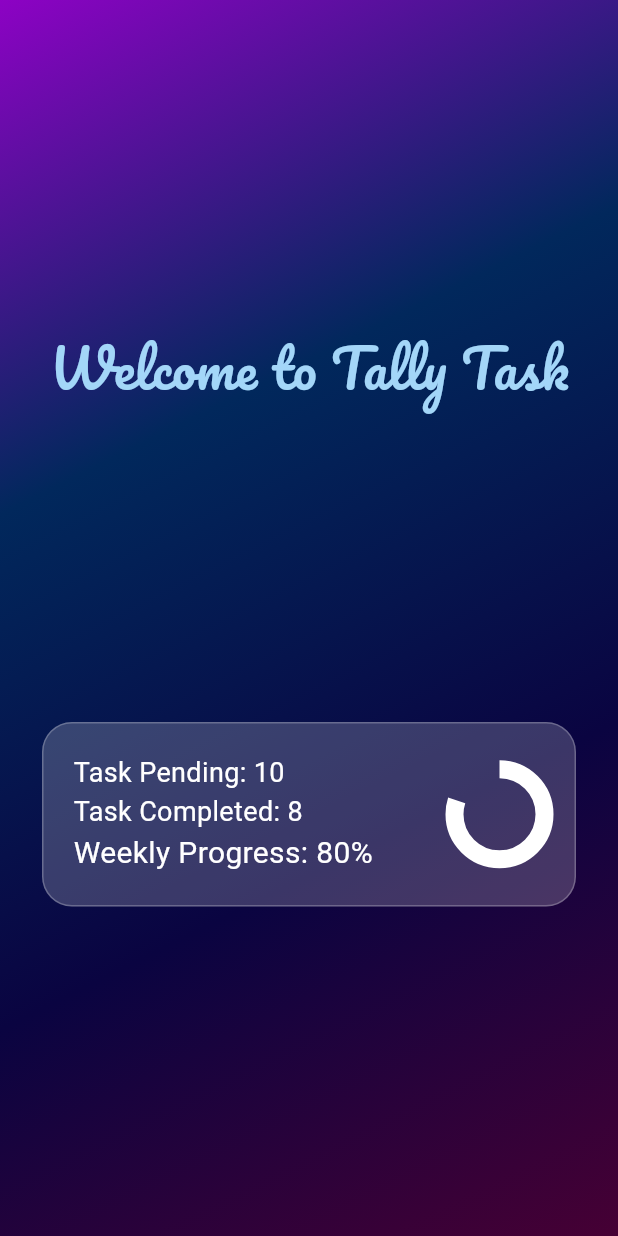
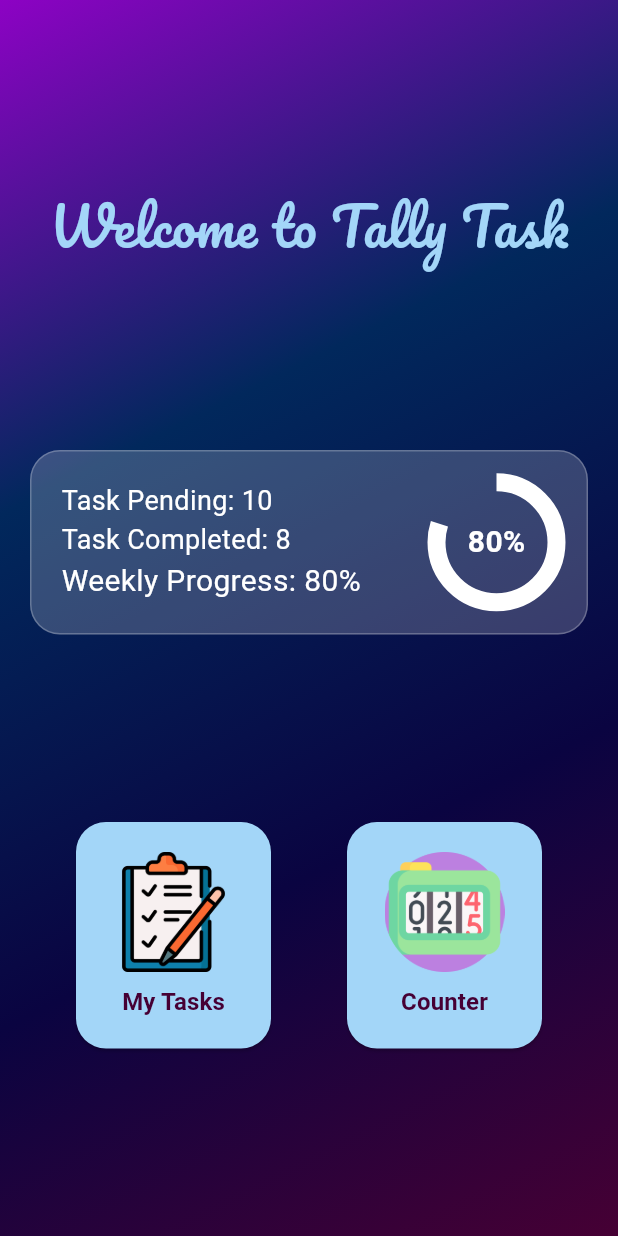
Before and after one commit to iammuhammadhassan/tally_task, a Flutter app: the Homepage screen opened directly, on a phone screen of 412 x 824 dp. Run offline on Flutter 3.47's test engine with Material 3 defaults, Android fonts, the phone set to English and light mode, and no system bars; Roboto replaces fonts that are missing (Noto2).

Commit message:
Edit more features on Home page

```diff
--- a/lib/main.dart
+++ b/lib/main.dart
@@ -12,7 +12,7 @@ class MyApp extends StatelessWidget {
   @override
   Widget build(BuildContext context) {
     return MaterialApp(
-      home: Homepage(),
+      home: LoginScreen(),
     );
   }
 }
--- a/lib/screens/homePage.dart
+++ b/lib/screens/homePage.dart
@@ -22,8 +22,7 @@ class Homepage extends StatelessWidget {
             end: Alignment.bottomRight,
           ),
         ),
-        child: Padding(
-          padding: const EdgeInsets.all(8.0),
+
         child: SafeArea(
           child: Column(
             mainAxisAlignment: MainAxisAlignment.spaceEvenly,
@@ -81,13 +80,107 @@ class Homepage extends StatelessWidget {
                             ),
                           ],
                         ),
+                        Stack(
+                          alignment:
+                              Alignment.center, // Keeps the text in the middle
+                          children: [
                             SizedBox(
-                            width: 60,
-                            height: 60,
+                              width:
+                                  80, // Increased slightly to give text more room
+                              height: 80,
                               child: CircularProgressIndicator(
                                 color: Colors.white,
                                 value: 0.80,
                                 strokeWidth: 12,
+                              ),
+                            ),
+                            Text(
+                              "80%",
+                              style: TextStyle(
+                                fontFamily: 'Noto2',
+                                color: Colors.white,
+                                fontWeight: FontWeight.bold,
+                                fontSize: 20,
+                              ),
+                            ),
+                          ],
+                        ),
+                      ],
+                    ),
+                  ],
+                ),
+              ),
+              Row(
+                mainAxisAlignment: MainAxisAlignment.spaceEvenly,
+                children: [
+                  ElevatedButton(
+                    onPressed: () {
+                      // Navigation logic here
+                    },
+                    style: ElevatedButton.styleFrom(
+                      backgroundColor: const Color.fromARGB(255, 163, 214, 248),
+                      padding: const EdgeInsets.symmetric(
+                        horizontal: 25,
+                        vertical: 20,
+                      ),
+                      shape: RoundedRectangleBorder(
+                        borderRadius: BorderRadius.circular(20),
+                      ),
+                    ),
+                    child: Column(
+                      mainAxisSize: MainAxisSize.min,
+                      children: [
+                        Image(
+                          image: AssetImage('assets/task.png'),
+                          width: 80,
+                          height: 80,
+                        ),
+                        const SizedBox(height: 8),
+                        Text(
+                          "My Tasks",
+                          style: TextStyle(
+                            fontFamily: 'Noto2',
+                            color: const Color.fromARGB(255, 70, 0, 52),
+                            fontSize: 16,
+                            fontWeight: FontWeight.bold,
+                          ),
+                        ),
+                      ],
+                    ),
+                  ),
+                  ElevatedButton(
+                    onPressed: () {
+                      // Navigation logic here
+                    },
+                    style: ElevatedButton.styleFrom(
+                      backgroundColor: const Color.fromARGB(255, 163, 214, 248),
+                      padding: const EdgeInsets.symmetric(
+                        horizontal: 25,
+                        vertical: 20,
+                      ),
+                      shape: RoundedRectangleBorder(
+                        borderRadius: BorderRadius.circular(20),
+                      ),
+                    ),
+                    child: Column(
+                      mainAxisSize: MainAxisSize.min,
+                      children: [
+                        Image(
+                          image: AssetImage('assets/counter.png'),
+                          width: 80,
+                          height: 80,
+                        ),
+                        const SizedBox(height: 8),
+                        Text(
+                          "Counter",
+                          style: TextStyle(
+                            fontFamily: 'Noto2',
+                            color: const Color.fromARGB(255, 70, 0, 52),
+                            fontSize: 16,
+                            fontWeight: FontWeight.bold,
+                          ),
+                        ),
+                      ],
                     ),
                   ),
                 ],
@@ -95,10 +188,6 @@ class Homepage extends StatelessWidget {
             ],
           ),
         ),
-              ],
-            ),
-          ),
-        ),
       ),
     );
   }
--- a/lib/screens/login_screen.dart
+++ b/lib/screens/login_screen.dart
@@ -1,6 +1,7 @@
 // ignore_for_file: avoid_print
 
 import 'package:flutter/material.dart';
+import 'package:tally_task/screens/homePage.dart';
 
 class LoginScreen extends StatefulWidget {
   const LoginScreen({super.key});
@@ -91,6 +92,7 @@ class _LoginScreenState extends State<LoginScreen> {
                     ),
                     SizedBox(height: 5),
                     TextFormField(
+                      style: TextStyle(color: Colors.white, fontFamily: "Noto2",fontSize: 18),
                       controller: _emailController,
                       decoration: InputDecoration(
                         prefixIcon: Icon(Icons.email),
@@ -123,9 +125,12 @@ class _LoginScreenState extends State<LoginScreen> {
                     ),
                     SizedBox(height: 5),
                     TextFormField(
+                      style: TextStyle(color: Colors.white, fontFamily: "Noto2",fontSize: 18),
+
                       obscureText: _obscureText,
                       controller: _passwordController,
                       decoration: InputDecoration(
+
                         suffixIcon: IconButton(
                           icon: Icon(
                             _obscureText
@@ -140,7 +145,7 @@ class _LoginScreenState extends State<LoginScreen> {
                         ),
                         prefixIcon: Icon(Icons.lock),
                         labelText: 'Enter your password',
-                        labelStyle: TextStyle(fontFamily: 'Noto2'),
+                        labelStyle: TextStyle(fontFamily: 'Noto2',),
                         border: OutlineInputBorder(),
                         enabledBorder: OutlineInputBorder(
                           borderSide: BorderSide(color: Colors.white),
@@ -178,8 +183,12 @@ class _LoginScreenState extends State<LoginScreen> {
                         ),
                         onPressed: () {
                           if (_formKey.currentState!.validate()) {
-                            print("Email: ${_emailController.text}");
-                            print("Password: ${_passwordController.text}");
+                            Navigator.push(
+                              context,
+                              MaterialPageRoute(
+                                builder: (context) => const Homepage(),
+                              ),
+                            );
                           }
                         },
                         child: Text(
```
Also changed, not shown: assets/counter.png (added), assets/task.png (added). Lines whose indentation alone changed are shown as unchanged.
